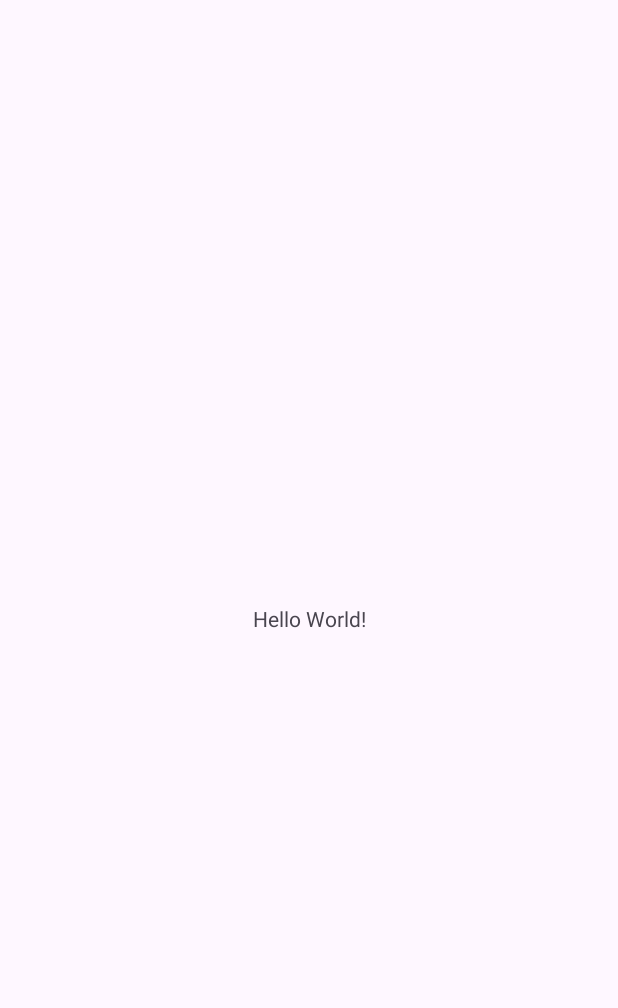
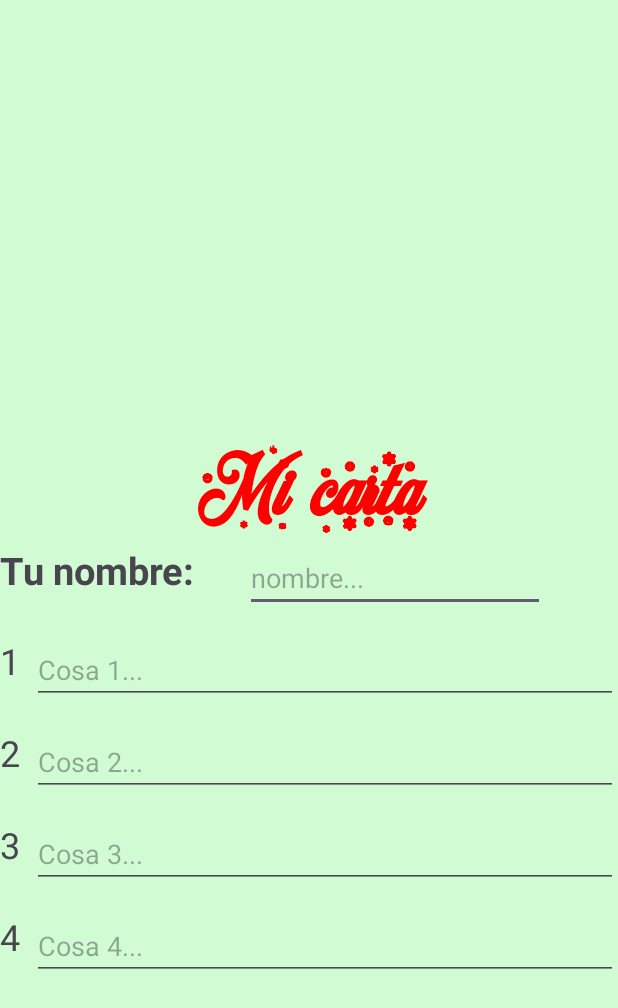
Before and after one commit to danimg0/cartaReyes, an Android app: the screen it shows after launch (MainActivity), on a phone screen of 412 x 824 dp. Before the commit the part shown is almost empty. Shown: the top 1008 px of the screen. Run offline under Robolectric (Android 15) with nearby library versions, the phone set to English and light mode, and no system bars.

Commit message:
Subo parte Dani

```diff
--- a/CartaReyesMagos/app/src/main/java/com/example/cartareyesmagos/MainActivity.java
+++ b/CartaReyesMagos/app/src/main/java/com/example/cartareyesmagos/MainActivity.java
@@ -1,6 +1,7 @@
 package com.example.cartareyesmagos;
 
 import android.os.Bundle;
+import android.widget.EditText;
 
 import androidx.activity.EdgeToEdge;
 import androidx.appcompat.app.AppCompatActivity;
@@ -10,11 +11,22 @@ import androidx.core.view.WindowInsetsCompat;
 
 public class MainActivity extends AppCompatActivity {
 
+    EditText nombre;
+    EditText regalo1;
+    EditText regalo2;
+    EditText regalo3;
+    EditText regalo4;
+
     @Override
     protected void onCreate(Bundle savedInstanceState) {
         super.onCreate(savedInstanceState);
         EdgeToEdge.enable(this);
         setContentView(R.layout.activity_main);
 
+        nombre = findViewById(R.id.edNombre);
+        regalo1 = findViewById(R.id.edItem1);
+        regalo2 = findViewById(R.id.edItem2);
+        regalo3 = findViewById(R.id.edItem3);
+        regalo4 = findViewById(R.id.edItem4);
     }
 }
--- a/CartaReyesMagos/app/src/main/res/layout/activity_main.xml
+++ b/CartaReyesMagos/app/src/main/res/layout/activity_main.xml
@@ -5,15 +5,133 @@
     android:id="@+id/main"
     android:layout_width="match_parent"
     android:layout_height="match_parent"
-    tools:context=".MainActivity">
+    android:background="#D1FBD3"
+    tools:context=".MainActivity"
+    >
 
     <TextView
+        android:id="@+id/tvCarta"
+        android:layout_width="0dp"
+        android:layout_height="wrap_content"
+        android:gravity="center"
+        android:text="Mi carta"
+        android:textSize="60sp"
+        android:textStyle="bold"
+        android:fontFamily="@font/merry_first"
+        android:textColor="#FF0000"
+        app:layout_constraintBottom_toBottomOf="parent"
+        app:layout_constraintStart_toStartOf="parent"
+        app:layout_constraintTop_toTopOf="parent"
+        app:layout_constraintEnd_toEndOf="parent"
+        app:layout_constraintVertical_bias="0.4"
+        android:layout_marginBottom="30sp"/>
+
+    <TextView
+        android:id="@+id/tvNombre"
+        android:layout_width="151dp"
+        android:layout_height="46dp"
+        android:text="Tu nombre: "
+        android:textSize="25sp"
+        android:textStyle="bold"
+        app:layout_constraintStart_toStartOf="parent"
+        app:layout_constraintTop_toBottomOf="@id/tvCarta" />
+
+    <EditText
+        android:id="@+id/edNombre"
+        android:layout_width="200sp"
+        android:layout_height="wrap_content"
+        android:layout_marginStart="12dp"
+        android:hint="nombre..."
+        app:layout_constraintStart_toEndOf="@id/tvNombre"
+        app:layout_constraintTop_toBottomOf="@id/tvCarta" />
+
+    <!-- TextView and EditText for item 1 -->
+    <TextView
+        android:id="@+id/tvItem1"
         android:layout_width="wrap_content"
         android:layout_height="wrap_content"
-        android:text="Hello World!"
-        app:layout_constraintBottom_toBottomOf="parent"
+        android:text="1"
+        android:textSize="24sp"
+        app:layout_constraintStart_toStartOf="parent"
+        app:layout_constraintTop_toBottomOf="@id/edNombre"
+        android:layout_marginTop="16dp" />
+
+    <EditText
+        android:id="@+id/edItem1"
+        android:layout_width="0dp"
+        android:layout_height="wrap_content"
+        android:layout_marginStart="8dp"
+        android:hint="Cosa 1..."
+        app:layout_constraintStart_toEndOf="@id/tvItem1"
         app:layout_constraintEnd_toEndOf="parent"
+        app:layout_constraintTop_toBottomOf="@id/edNombre"
+        android:layout_marginTop="16dp" />
+
+    <!-- TextView and EditText for item 2 -->
+    <TextView
+        android:id="@+id/tvItem2"
+        android:layout_width="wrap_content"
+        android:layout_height="wrap_content"
+        android:text="2"
+        android:textSize="24sp"
         app:layout_constraintStart_toStartOf="parent"
-        app:layout_constraintTop_toTopOf="parent" />
+        app:layout_constraintTop_toBottomOf="@id/edItem1"
+        android:layout_marginTop="16dp" />
+
+    <EditText
+        android:id="@+id/edItem2"
+        android:layout_width="0dp"
+        android:layout_height="wrap_content"
+        android:layout_marginStart="8dp"
+        android:hint="Cosa 2..."
+        app:layout_constraintStart_toEndOf="@id/tvItem2"
+        app:layout_constraintEnd_toEndOf="parent"
+        app:layout_constraintTop_toBottomOf="@id/edItem1"
+        android:layout_marginTop="16dp" />
+
+    <!-- TextView and EditText for item 3 -->
+    <TextView
+        android:id="@+id/tvItem3"
+        android:layout_width="wrap_content"
+        android:layout_height="wrap_content"
+        android:text="3"
+        android:textSize="24sp"
+        app:layout_constraintStart_toStartOf="parent"
+        app:layout_constraintTop_toBottomOf="@id/edItem2"
+        android:layout_marginTop="16dp" />
+
+    <EditText
+        android:id="@+id/edItem3"
+        android:layout_width="0dp"
+        android:layout_height="wrap_content"
+        android:layout_marginStart="8dp"
+        android:hint="Cosa 3..."
+        app:layout_constraintStart_toEndOf="@id/tvItem3"
+        app:layout_constraintEnd_toEndOf="parent"
+        app:layout_constraintTop_toBottomOf="@id/edItem2"
+        android:layout_marginTop="16dp" />
+
+    <!-- TextView and EditText for item 4 -->
+    <TextView
+        android:id="@+id/tvItem4"
+        android:layout_width="wrap_content"
+        android:layout_height="wrap_content"
+        android:text="4"
+        android:textSize="24sp"
+        app:layout_constraintStart_toStartOf="parent"
+        app:layout_constraintTop_toBottomOf="@id/edItem3"
+        android:layout_marginTop="16dp" />
+
+    <EditText
+        android:id="@+id/edItem4"
+        android:layout_width="0dp"
+        android:layout_height="wrap_content"
+        android:layout_marginStart="8dp"
+        android:hint="Cosa 4..."
+        app:layout_constraintStart_toEndOf="@id/tvItem4"
+        app:layout_constraintEnd_toEndOf="parent"
+        app:layout_constraintTop_toBottomOf="@id/edItem3"
+        android:layout_marginTop="16dp" />
+
 
 </androidx.constraintlayout.widget.ConstraintLayout>
```
Also changed, not shown: CartaReyesMagos/app/src/main/res/font/merry_first.ttf (added), CartaReyesMagos/app/src/main/res/font/merry_second.ttf (added).
